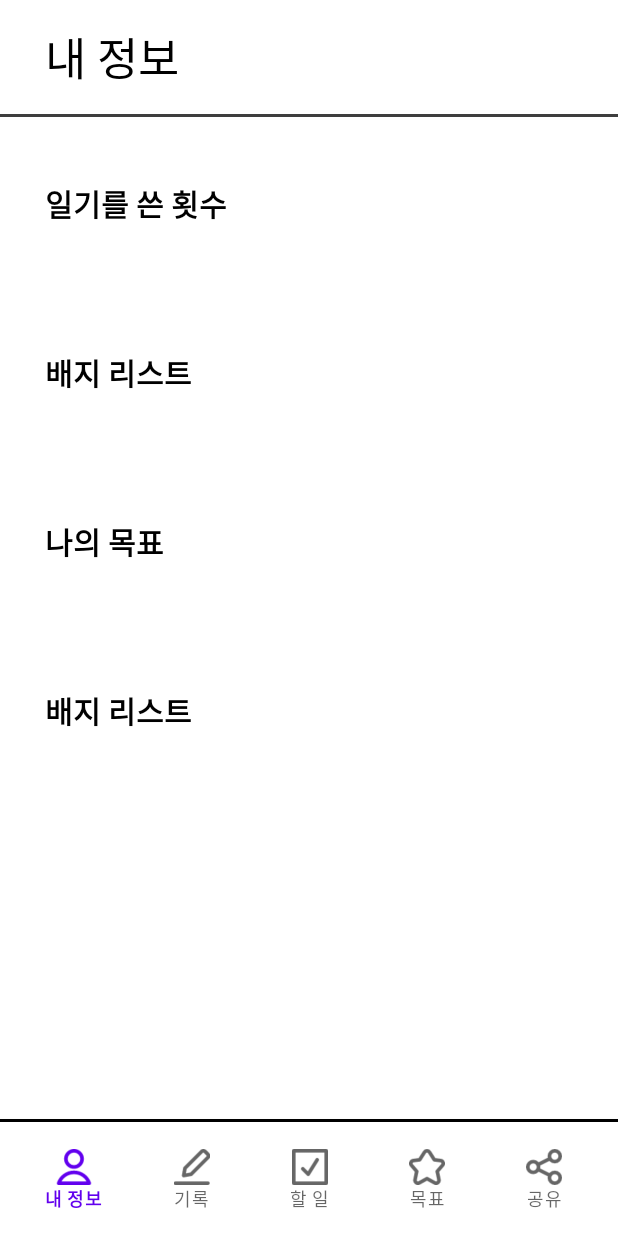
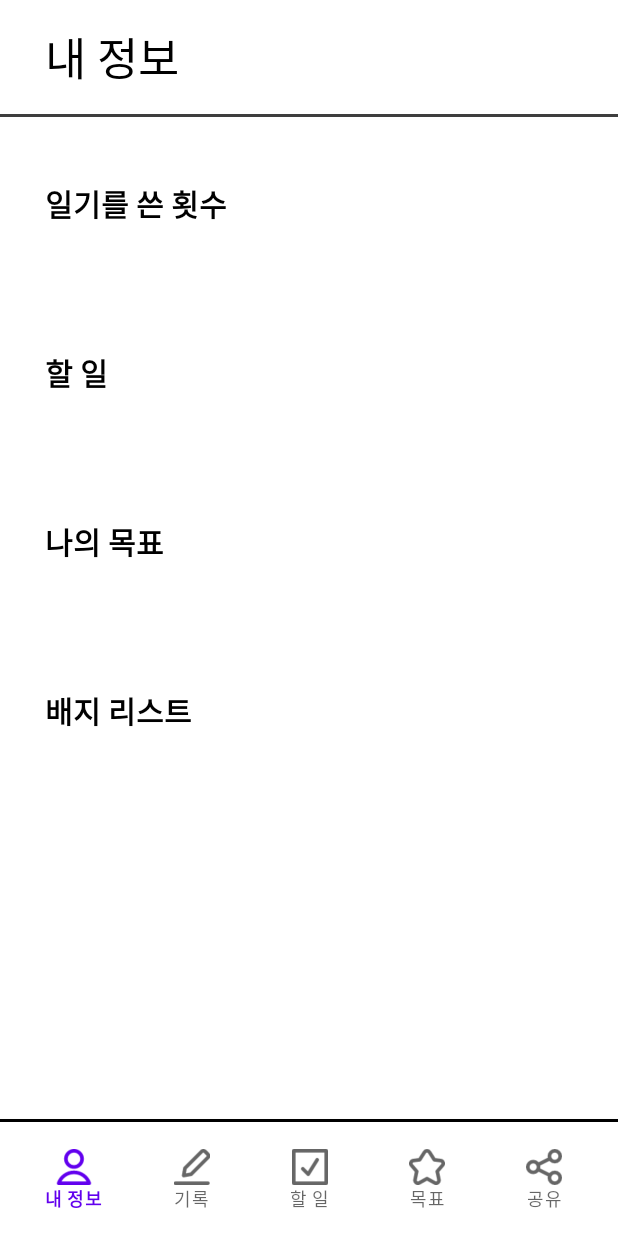
Before and after one commit to Hyeonseok0830/Record-a-day, an Android app: the MyInfoFragment screen opened directly, with no data from a screen before it, on a phone screen of 412 x 824 dp. Run offline under Robolectric (Android 15) with nearby library versions, the phone set to English and light mode, and no system bars; our stand-ins replace Firebase (no records; nobody signed in at launch, a user with empty details on screens opened directly), RxJava; libraries missing offline, so code that uses them is left out: com.orhanobut.logger; 7 statements that could not run were skipped.

Commit message:
내 정보 화면 로직 MVP 패턴 구조로 변경

```diff
--- a/src_aos/Record_a_Day/app/src/main/java/com/example/record_a_day/presenter/MyInfoPresenter.kt
+++ b/src_aos/Record_a_Day/app/src/main/java/com/example/record_a_day/presenter/MyInfoPresenter.kt
@@ -1,15 +1,84 @@
 package com.example.record_a_day.presenter
 
+import android.content.Context
+import android.util.Log
+import com.example.record_a_day.data.UserData
+import com.example.record_a_day.manager.PreferenceManager
 import com.example.record_a_day.model.MyInfoModel
+import com.example.record_a_day.view.activity.LoginActivity
 import com.google.firebase.firestore.FirebaseFirestore
+import com.google.firebase.firestore.LoadBundleTaskProgress.TaskState
+import com.orhanobut.logger.Logger
+import io.reactivex.Observable
+import java.util.StringTokenizer
 
-class MyInfoPresenter(view: Contractor.MyInfoView) : Contractor.MyInfoPresenter {
+class MyInfoPresenter(context: Context, view: Contractor.MyInfoView) : Contractor.MyInfoPresenter {
     var view: Contractor.MyInfoView? = null
-    var loginModel: MyInfoModel? = null
+    var context: Context? = null
+    var myInfoModel: MyInfoModel? = null
     val firestore = FirebaseFirestore.getInstance()
+    lateinit var user_info: String
+    lateinit var user_data: UserData
+
+    interface EventListener {
+        fun recordCount(recordCount: Int)
+        fun taskState(taskState: String)
+    }
+
+    private var eventListener: EventListener? = null
+
+    fun setEventListener(eventListener: EventListener) {
+        this.eventListener = eventListener
+    }
 
     init {
+        this.context = context
         this.view = view
-        loginModel = MyInfoModel(this)
+        myInfoModel = MyInfoModel(this)
+        user_info = view.let {
+            PreferenceManager.getString(context, LoginActivity.USER_INFO_KEY)
+        }.toString()
+        Logger.i("onCreateView: $user_info")
+
+        val list = arrayListOf<String>()
+        StringTokenizer(user_info, "|").apply {
+            while (hasMoreTokens()) {
+                list.add(nextToken())
+            }
+        }
+        user_data = UserData(list[0], list[1], "", "", "")
     }
+
+    fun getRecordCount() {
+        var count = 0
+        firestore.collection("record")
+            .whereEqualTo("id", user_data.id)
+            .get()
+            .addOnSuccessListener { documents ->
+                count = documents.size()
+                eventListener.let { eventListener?.recordCount(count) }
+            }
+            .addOnFailureListener {
+                eventListener.let { eventListener?.recordCount(0) }
+            }
+    }
+
+    fun getTaskState() {
+        var checkCount = 0
+        var state = "0/0"
+        firestore.collection("task")
+            .whereEqualTo("id", user_data.id)
+            .get()
+            .addOnSuccessListener { documents ->
+                for (document in documents) {
+                    var checked = document.data["check"] as Boolean
+                    if (checked) checkCount++
+                }
+                state = checkCount.toString() + "/" + documents.size()
+                eventListener.let { eventListener?.taskState(state) }
+            }.addOnFailureListener{
+                eventListener.let { eventListener?.taskState("") }
+            }
+    }
+
 }
--- a/src_aos/Record_a_Day/app/src/main/java/com/example/record_a_day/view/fragment/MyInfoFragment.kt
+++ b/src_aos/Record_a_Day/app/src/main/java/com/example/record_a_day/view/fragment/MyInfoFragment.kt
@@ -2,10 +2,13 @@ package com.example.record_a_day.view.fragment
 
 import android.content.Context
 import android.os.Bundle
+import android.util.Log
 import android.view.LayoutInflater
 import android.view.View
 import android.view.ViewGroup
 import androidx.fragment.app.Fragment
+import com.example.record_a_day.data.RecordItem
+import com.example.record_a_day.data.TaskItem
 import com.example.record_a_day.data.UserData
 import com.example.record_a_day.databinding.MyinfoFragmentBinding
 import com.example.record_a_day.manager.PreferenceManager
@@ -13,6 +16,7 @@ import com.example.record_a_day.presenter.Contractor
 import com.example.record_a_day.presenter.MyInfoPresenter
 import com.example.record_a_day.view.activity.LoginActivity
 import com.google.firebase.firestore.FirebaseFirestore
+import com.google.firebase.firestore.SetOptions
 import com.orhanobut.logger.Logger
 import java.util.*
 
@@ -23,10 +27,6 @@ class MyInfoFragment : Fragment(), Contractor.MyInfoView {
 
     private val TAG = "seok"
 
-
-    lateinit var user_info: String
-    lateinit var user_data: UserData
-
     //firestore 객체
     val firestore = FirebaseFirestore.getInstance()
 
@@ -34,7 +34,7 @@ class MyInfoFragment : Fragment(), Contractor.MyInfoView {
 
     override fun onCreate(savedInstanceState: Bundle?) {
 
-        presenter = MyInfoPresenter(this)
+        presenter = activity?.let { MyInfoPresenter(it.applicationContext ,this) }
 
         super.onCreate(savedInstanceState)
     }
@@ -45,27 +45,18 @@ class MyInfoFragment : Fragment(), Contractor.MyInfoView {
         savedInstanceState: Bundle?
     ): View {
         mBinding = MyinfoFragmentBinding.inflate(inflater, container, false)
-        user_info = activity?.let {
-            PreferenceManager.getString(it.applicationContext, LoginActivity.USER_INFO_KEY)
-        }.toString()
-        Logger.i("onCreateView: $user_info")
 
-        val list = arrayListOf<String>()
-        StringTokenizer(user_info, "|").apply {
-            while (hasMoreTokens()) {
-                list.add(nextToken())
-            }
-        }
-        user_data = UserData(list[0], list[1], "", "", "")
-
-
-        firestore.collection("record")
-            .whereEqualTo("id", user_data.id)
-            .get()
-            .addOnSuccessListener { documents ->
-                "${documents.size()} 회".also { binding.recordCount.text = it }
+        presenter?.getRecordCount()
+        presenter?.getTaskState()
+        presenter?.setEventListener(object : MyInfoPresenter.EventListener{
+            override fun recordCount(recordCount: Int) {
+                binding.recordCount.text = recordCount.toString()
             }
 
+            override fun taskState(taskState: String) {
+                binding.todoCount.text = taskState
+            }
+        })
 
         return binding.root
     }
--- a/src_aos/Record_a_Day/app/src/main/res/layout/myinfo_fragment.xml
+++ b/src_aos/Record_a_Day/app/src/main/res/layout/myinfo_fragment.xml
@@ -48,12 +48,70 @@
             android:textSize="24dp"
             android:textStyle="bold" />
     </LinearLayout>
+    <LinearLayout
+        android:id="@+id/todo_layout"
+        android:layout_width="match_parent"
+        android:layout_height="wrap_content"
+        android:layout_below="@id/record_layout"
+        android:orientation="horizontal">
+
+        <TextView
+            android:id="@+id/_todo_list"
+            android:layout_width="wrap_content"
+            android:layout_height="wrap_content"
+            android:layout_marginVertical="40dp"
+            android:layout_marginStart="30dp"
+            android:text="할 일"
+            android:textColor="@color/black"
+            android:textSize="20dp"
+            android:textStyle="bold" />
+        <TextView
+            android:id="@+id/todo_Count"
+            android:layout_width="wrap_content"
+            android:layout_height="wrap_content"
+            android:layout_marginVertical="40dp"
+            android:layout_marginStart="30dp"
+            android:text=""
+            android:textColor="@color/black"
+            android:textSize="24dp"
+            android:textStyle="bold" />
+    </LinearLayout>
+
+    <LinearLayout
+        android:id="@+id/goal_layout"
+        android:layout_width="match_parent"
+        android:layout_height="wrap_content"
+        android:layout_below="@id/todo_layout"
+        android:orientation="horizontal">
+
+        <TextView
+            android:id="@+id/_goal_list"
+            android:layout_width="wrap_content"
+            android:layout_height="wrap_content"
+            android:layout_marginVertical="40dp"
+            android:layout_marginStart="30dp"
+            android:text="나의 목표"
+            android:textColor="@color/black"
+            android:textSize="20dp"
+            android:textStyle="bold" />
+        <TextView
+            android:id="@+id/goal_list"
+            android:layout_width="wrap_content"
+            android:layout_height="wrap_content"
+            android:layout_marginVertical="40dp"
+            android:layout_marginStart="30dp"
+            android:text=""
+            android:textColor="@color/black"
+            android:textSize="24dp"
+            android:textStyle="bold" />
+    </LinearLayout>
+
 
     <LinearLayout
         android:id="@+id/badge_layout"
         android:layout_width="match_parent"
         android:layout_height="wrap_content"
-        android:layout_below="@id/record_layout"
+        android:layout_below="@id/goal_layout"
         android:orientation="horizontal">
 
         <TextView
@@ -77,60 +135,4 @@
             android:textSize="24dp"
             android:textStyle="bold" />
     </LinearLayout>
-    <LinearLayout
-        android:id="@+id/goal_layout"
-        android:layout_width="match_parent"
-        android:layout_height="wrap_content"
-        android:layout_below="@id/badge_layout"
-        android:orientation="horizontal">
-
-        <TextView
-            android:id="@+id/_goal_list"
-            android:layout_width="wrap_content"
-            android:layout_height="wrap_content"
-            android:layout_marginVertical="40dp"
-            android:layout_marginStart="30dp"
-            android:text="나의 목표"
-            android:textColor="@color/black"
-            android:textSize="20dp"
-            android:textStyle="bold" />
-        <TextView
-            android:id="@+id/goal_list"
-            android:layout_width="wrap_content"
-            android:layout_height="wrap_content"
-            android:layout_marginVertical="40dp"
-            android:layout_marginStart="30dp"
-            android:text=""
-            android:textColor="@color/black"
-            android:textSize="24dp"
-            android:textStyle="bold" />
-    </LinearLayout>
-    <LinearLayout
-        android:id="@+id/todo_layout"
-        android:layout_width="match_parent"
-        android:layout_height="wrap_content"
-        android:layout_below="@id/goal_layout"
-        android:orientation="horizontal">
-
-        <TextView
-            android:id="@+id/_todo_list"
-            android:layout_width="wrap_content"
-            android:layout_height="wrap_content"
-            android:layout_marginVertical="40dp"
-            android:layout_marginStart="30dp"
-            android:text="배지 리스트"
-            android:textColor="@color/black"
-            android:textSize="20dp"
-            android:textStyle="bold" />
-        <TextView
-            android:id="@+id/todo_list"
-            android:layout_width="wrap_content"
-            android:layout_height="wrap_content"
-            android:layout_marginVertical="40dp"
-            android:layout_marginStart="30dp"
-            android:text=""
-            android:textColor="@color/black"
-            android:textSize="24dp"
-            android:textStyle="bold" />
-    </LinearLayout>
 </RelativeLayout>
```
